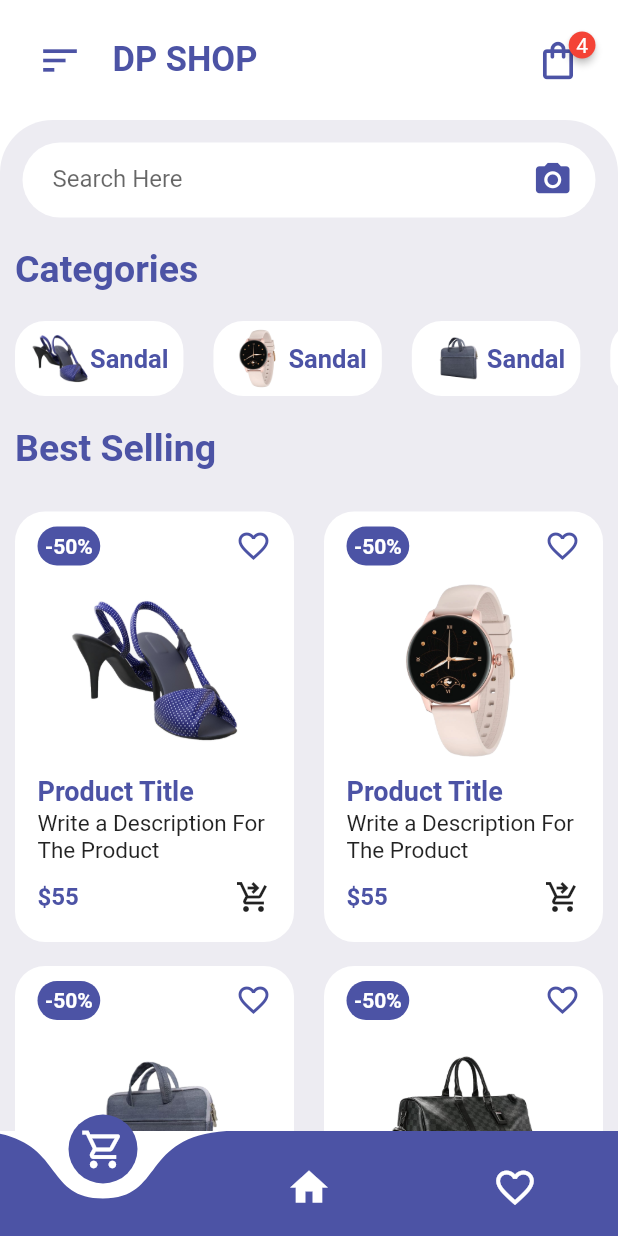
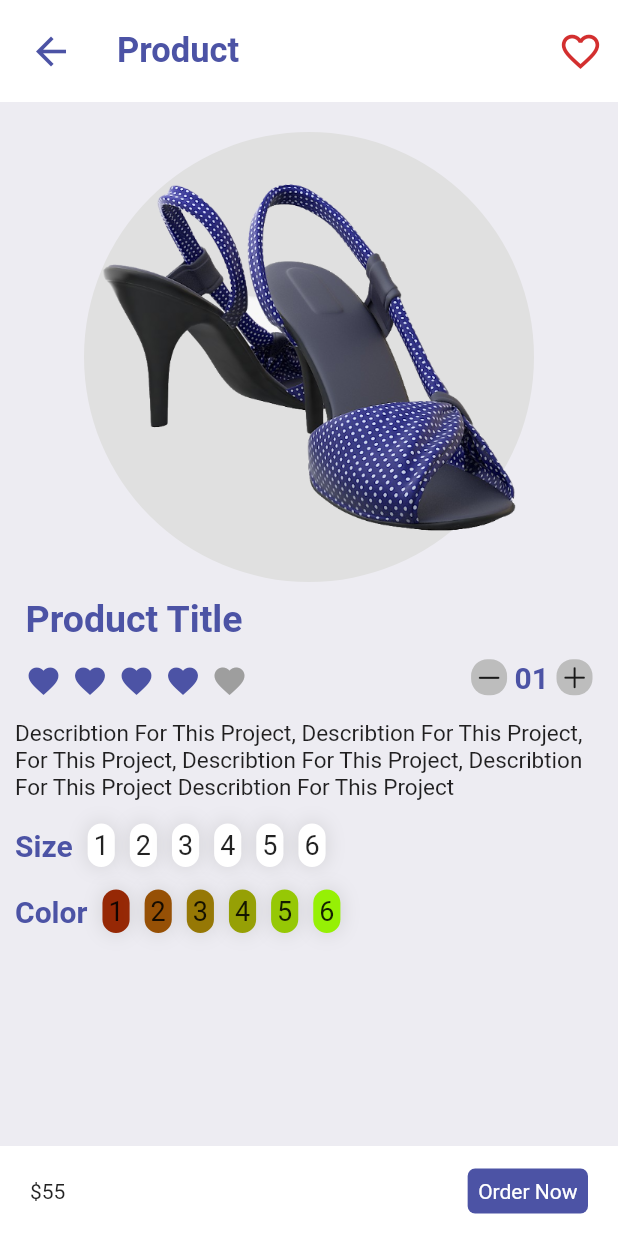
Before and after one commit to Omar-Hosny1/Shop_App_UI_Flutter, a Flutter app: the screen it shows after launch, after a tap on "-50%", on a phone screen of 412 x 824 dp. Run offline on Flutter 3.47's test engine with Material 2 defaults, Android fonts, the phone set to English and light mode, and no system bars; drawn by our look-alikes of badges, curved_navigation_bar.

```diff
--- a/lib/main.dart
+++ b/lib/main.dart
@@ -2,6 +2,7 @@ import "package:flutter/material.dart";
 
 import './pages/CartPage.dart';
 import "./pages/HomePages.dart";
+import './pages/ItemPage.dart';
 
 void main() => runApp(MyApp());
 
@@ -14,8 +15,9 @@ class MyApp extends StatelessWidget {
         primaryColor: Color(0xFF4C53A5),
       ),
       routes: {
-        "/": (context) => HomePage(),
-        "/cart-page": (context) => CartPage(),
+        "/": (context) => const HomePage(),
+        "/cart-page": (context) => const CartPage(),
+        "/itemPage": (context) => const ItemPage(),
       },
     );
   }
--- /dev/null
+++ b/lib/pages/ItemPage.dart
@@ -0,0 +1,247 @@
+import 'package:flutter/cupertino.dart';
+import 'package:flutter/material.dart';
+
+import '../widgets/ItemAppBar.dart';
+
+class ItemPage extends StatelessWidget {
+  const ItemPage({super.key});
+
+  @override
+  Widget build(BuildContext context) {
+    return Scaffold(
+      backgroundColor: Color(0xFFEDECF2),
+      body: ListView(
+        children: [
+          ItemAppBar(),
+          Container(
+            padding: EdgeInsets.symmetric(
+              horizontal: 10,
+              vertical: 5,
+            ),
+            child: Column(
+              children: [
+                Container(
+                  height: 300,
+                  width: 300,
+                  margin: EdgeInsets.only(top: 15),
+                  decoration: BoxDecoration(
+                      color: Colors.grey.shade300,
+                      borderRadius: BorderRadius.circular(150)),
+                  child: Image.asset(
+                    "images/1.png",
+                    height: 300,
+                  ),
+                ),
+                Container(
+                  margin: EdgeInsets.only(top: 10),
+                  alignment: Alignment.centerLeft,
+                  padding: EdgeInsets.symmetric(horizontal: 7),
+                  child: Text(
+                    "Product Title",
+                    style: TextStyle(
+                      color: Theme.of(context).primaryColor,
+                      fontWeight: FontWeight.bold,
+                      fontSize: 25,
+                    ),
+                  ),
+                ),
+                Container(
+                  padding: EdgeInsets.symmetric(horizontal: 7),
+                  margin: EdgeInsets.only(top: 10),
+                  alignment: Alignment.centerLeft,
+                  child: Row(
+                    mainAxisAlignment: MainAxisAlignment.spaceBetween,
+                    children: [
+                      Container(
+                        margin: EdgeInsets.only(top: 5),
+                        child: Row(
+                          children: [
+                            for (int i = 0; i < 4; i++)
+                              Container(
+                                margin: EdgeInsets.only(right: 7),
+                                child: Icon(
+                                  Icons.favorite,
+                                  color: Theme.of(context).primaryColor,
+                                ),
+                              ),
+                            Icon(
+                              Icons.favorite,
+                              color: Colors.grey,
+                            ),
+                          ],
+                        ),
+                      ),
+                      Row(
+                        children: [
+                          Container(
+                            padding: EdgeInsets.all(2),
+                            decoration: BoxDecoration(
+                              color: Colors.grey.shade400,
+                              borderRadius: BorderRadius.circular(11),
+                            ),
+                            child: const Icon(
+                              CupertinoIcons.minus,
+                              size: 20,
+                            ),
+                          ),
+                          Container(
+                            margin: EdgeInsets.symmetric(horizontal: 5),
+                            child: Text(
+                              "01",
+                              style: TextStyle(
+                                color: Theme.of(context).primaryColor,
+                                fontWeight: FontWeight.bold,
+                                fontSize: 20,
+                              ),
+                            ),
+                          ),
+                          Container(
+                            padding: EdgeInsets.all(2),
+                            decoration: BoxDecoration(
+                              color: Colors.grey.shade400,
+                              borderRadius: BorderRadius.circular(11),
+                            ),
+                            child: const Icon(
+                              CupertinoIcons.plus,
+                              size: 20,
+                            ),
+                          )
+                        ],
+                      ),
+                    ],
+                  ),
+                ),
+              ],
+            ),
+          ),
+          Container(
+            margin: EdgeInsets.only(top: 9),
+            padding: EdgeInsets.symmetric(horizontal: 10),
+            child: Text(
+              "Describtion For This Project, Describtion For This Project, " +
+                  "For This Project, Describtion For This Project, " +
+                  "Describtion For This Project Describtion For This Project",
+              style: TextStyle(
+                fontSize: 15,
+              ),
+            ),
+          ),
+          Row(
+            children: [
+              Container(
+                margin: EdgeInsets.only(top: 15, right: 10, left: 10),
+                child: Text(
+                  "Size",
+                  style: TextStyle(
+                    color: Theme.of(context).primaryColor,
+                    fontWeight: FontWeight.bold,
+                    fontSize: 20,
+                  ),
+                ),
+              ),
+              Container(
+                margin: EdgeInsets.only(top: 15),
+                child: Row(
+                  children: [
+                    for (int i = 1; i < 7; i++)
+                      Container(
+                        decoration: BoxDecoration(),
+                        child: Container(
+                          margin: EdgeInsets.only(right: 10),
+                          alignment: Alignment.center,
+                          child: Container(
+                            padding: EdgeInsets.all(4),
+                            decoration: BoxDecoration(
+                                color: Colors.white,
+                                borderRadius: BorderRadius.circular(20),
+                                boxShadow: [
+                                  BoxShadow(
+                                    color: Colors.grey.withOpacity(0.3),
+                                    spreadRadius: 1,
+                                    blurRadius: 10,
+                                  )
+                                ]),
+                            child: Text(
+                              "$i",
+                              style: TextStyle(fontSize: 18),
+                            ),
+                          ),
+                        ),
+                      ),
+                  ],
+                ),
+              )
+            ],
+          ),
+          Row(
+            children: [
+              Container(
+                margin: EdgeInsets.only(top: 15, right: 10, left: 10),
+                child: Text(
+                  "Color",
+                  style: TextStyle(
+                    color: Theme.of(context).primaryColor,
+                    fontWeight: FontWeight.bold,
+                    fontSize: 20,
+                  ),
+                ),
+              ),
+              Container(
+                margin: EdgeInsets.only(top: 15),
+                child: Row(
+                  children: [
+                    for (int i = 1; i < 7; i++)
+                      Container(
+                        decoration: BoxDecoration(),
+                        child: Container(
+                          margin: EdgeInsets.only(right: 10),
+                          alignment: Alignment.center,
+                          child: Container(
+                            padding: EdgeInsets.all(4),
+                            decoration: BoxDecoration(
+                                color: Color.fromARGB(255, 150, i * 40, 5),
+                                borderRadius: BorderRadius.circular(20),
+                                boxShadow: [
+                                  BoxShadow(
+                                    color: Colors.grey.withOpacity(0.3),
+                                    spreadRadius: 1,
+                                    blurRadius: 10,
+                                  )
+                                ]),
+                            child: Text(
+                              "$i",
+                              style: TextStyle(fontSize: 18),
+                            ),
+                          ),
+                        ),
+                      ),
+                  ],
+                ),
+              )
+            ],
+          ),
+        ],
+      ),
+      bottomNavigationBar: Container(
+        padding: EdgeInsets.symmetric(horizontal: 20, vertical: 15),
+        color: Colors.white,
+        child: Row(
+          mainAxisAlignment: MainAxisAlignment.spaceBetween,
+          children: [
+            Text("\$55"),
+            Container(
+              padding: EdgeInsets.all(7),
+              decoration: BoxDecoration(
+                  color: Theme.of(context).primaryColor,
+                  borderRadius: BorderRadius.circular(5)),
+              child: Text(
+                "Order Now",
+                style: TextStyle(color: Colors.white),
+              ),
+            ),
+          ],
+        ),
+      ),
+    );
+  }
+}
--- a/lib/widgets/CartBottomNavigationBar.dart
+++ b/lib/widgets/CartBottomNavigationBar.dart
@@ -7,7 +7,7 @@ class CartBottomNavigationBar extends StatelessWidget {
   Widget build(BuildContext context) {
     return BottomAppBar(
       child: Container(
-        padding: EdgeInsets.symmetric(
+        padding: const EdgeInsets.symmetric(
           horizontal: 20,
           vertical: 15,
         ),
@@ -43,10 +43,10 @@ class CartBottomNavigationBar extends StatelessWidget {
                 borderRadius: BorderRadius.circular(15),
                 color: Theme.of(context).primaryColor,
               ),
-              padding: EdgeInsets.symmetric(vertical: 15),
+              padding: const EdgeInsets.symmetric(vertical: 15),
               child: Text(
                 "Check Out".toUpperCase(),
-                style: TextStyle(
+                style: const TextStyle(
                     color: Colors.white, fontSize: 16, letterSpacing: 2),
               ),
             )
--- /dev/null
+++ b/lib/widgets/ItemAppBar.dart
@@ -0,0 +1,44 @@
+import 'package:flutter/material.dart';
+
+class ItemAppBar extends StatelessWidget {
+  const ItemAppBar({super.key});
+
+  @override
+  Widget build(BuildContext context) {
+    return Container(
+      color: Colors.white,
+      padding: EdgeInsets.all(10),
+      child: Row(
+        children: [
+          IconButton(
+            onPressed: () {
+              Navigator.pop(context);
+            },
+            icon: Icon(
+              Icons.arrow_back,
+              size: 30,
+              color: Theme.of(context).primaryColor,
+            ),
+          ),
+          Padding(
+            padding: EdgeInsets.only(left: 20),
+            child: Text(
+              "Product",
+              style: TextStyle(
+                fontSize: 23,
+                fontWeight: FontWeight.bold,
+                color: Theme.of(context).primaryColor,
+              ),
+            ),
+          ),
+          Spacer(),
+          Icon(
+            Icons.favorite_border,
+            size: 30,
+            color: Theme.of(context).errorColor,
+          )
+        ],
+      ),
+    );
+  }
+}
--- a/lib/widgets/Items.dart
+++ b/lib/widgets/Items.dart
@@ -47,7 +47,9 @@ class Items extends StatelessWidget {
                   ],
                 ),
                 InkWell(
-                  onTap: () {},
+                  onTap: () {
+                    Navigator.pushNamed(context, "/itemPage");
+                  },
                   child: Container(
                     margin: const EdgeInsets.all(10),
                     child: Image.asset(
--- a/pubspec.yaml
+++ b/pubspec.yaml
@@ -37,6 +37,7 @@ dependencies:
   cupertino_icons: ^1.0.2
   badges: ^2.0.3
   curved_navigation_bar: ^1.0.3
+
 dev_dependencies:
   flutter_test:
     sdk: flutter
```
